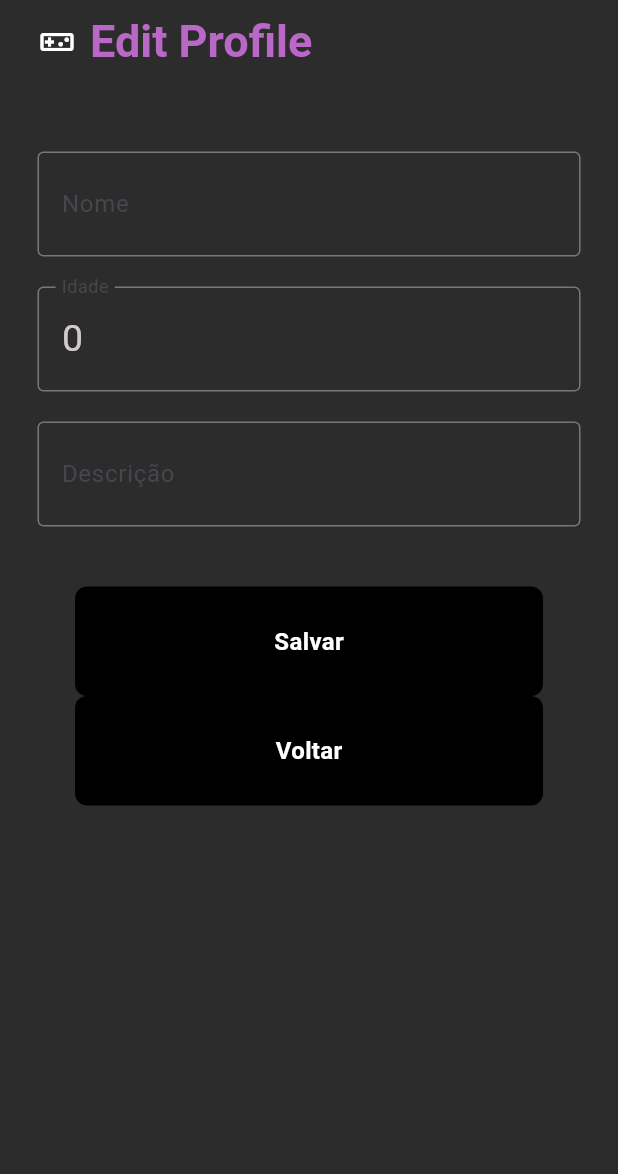
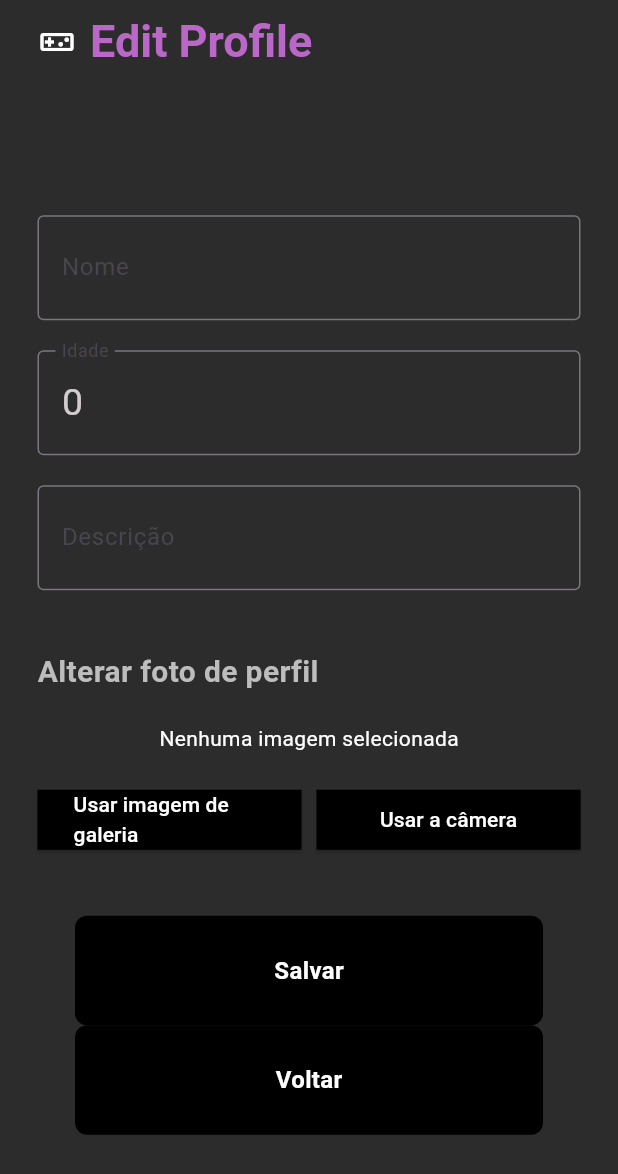
Before and after one commit to Vinezius/Gamelovers, a Flutter app: the EditPage screen opened directly, on a phone screen of 412 x 824 dp. Shown: the top 1174 px of the screen. Run offline on Flutter 3.47's test engine with Material 3 defaults, Android fonts, the phone set to English and light mode, and no system bars; our stand-ins replace cloud_firestore, firebase_auth, firebase_core, firebase_storage, google_fonts, image_picker and 1 more; accounts and stored records are empty; network calls fail.

Commit message:
Alteração da imagem de perfil permitindo ao usuario usar a camera do celular ou a galeria

```diff
--- a/lib/models/user.dart
+++ b/lib/models/user.dart
@@ -3,12 +3,14 @@ class Users {
   String name;
   String description;
   int years;
+  String? profileImageUrl; // Novo campo para a URL da imagem de perfil
 
   Users({
     this.uId,
     required this.name,
     required this.description,
     required this.years,
+    this.profileImageUrl, // Inicialize o campo
   });
 
   factory Users.fromMap(Map map) {
@@ -17,6 +19,7 @@ class Users {
       name: map['name'],
       description: map['description'],
       years: map['years'],
+      profileImageUrl: map['profileImageUrl'], // Obtenha o campo do mapa
     );
   }
 
@@ -26,6 +29,7 @@ class Users {
       'name': name,
       'description': description,
       'years': years,
+      'profileImageUrl': profileImageUrl, // Adicione o campo ao mapa
     };
   }
 }
--- a/lib/pages/edit_page.dart
+++ b/lib/pages/edit_page.dart
@@ -1,9 +1,16 @@
+// ignore_for_file: avoid_print
+
+import 'dart:io';
+
+import 'package:firebase_storage/firebase_storage.dart';
 import 'package:flutter/material.dart';
 import 'package:gamelovers/models/user.dart';
 import 'package:gamelovers/pages/components/button.dart';
 import 'package:gamelovers/pages/profile_page.dart';
 import 'package:gamelovers/pages/repository/user_repository.dart';
 import 'package:google_fonts/google_fonts.dart';
+import 'package:image_picker/image_picker.dart';
+import 'package:path/path.dart' as path;
 
 class EditPage extends StatefulWidget {
   const EditPage({super.key});
@@ -20,8 +27,8 @@ class _EditPageState extends State<EditPage> {
   TextEditingController descriptionController = TextEditingController();
 
   Users? user;
-
-  //bool loading = true;
+  File? _imageFile;
+  String? _uploadedFileURL;
 
   @override
   void initState() {
@@ -31,10 +38,55 @@ class _EditPageState extends State<EditPage> {
         nameController.text = user?.name ?? "";
         yearsController.text = '${user?.years ?? "Empty"}';
         descriptionController.text = user?.description ?? "";
-        //loading = false;
       });
     });
     super.initState();
+  }
+
+  Future<void> _pickImage(ImageSource source) async {
+    final picker = ImagePicker();
+    final pickedFile = await picker.pickImage(source: source);
+
+    if (pickedFile != null) {
+      setState(() {
+        _imageFile = File(pickedFile.path);
+      });
+    }
+  }
+Future<void> _uploadImage() async {
+  if (_imageFile == null) return;
+
+  String fileName = path.basename(_imageFile!.path);
+  Reference storageReference = FirebaseStorage.instance.ref().child('profiles/$fileName');
+
+  try {
+    UploadTask uploadTask = storageReference.putFile(_imageFile!);
+    TaskSnapshot snapshot = await uploadTask;
+
+    // Verifica se o upload foi concluído com sucesso
+    if (snapshot.state == TaskState.success) {
+      // Obtém a URL de download da imagem
+      String downloadURL = await storageReference.getDownloadURL();
+      print('URL do arquivo carregado: $downloadURL');
+
+      // Atualiza o campo profileImageUrl no Firestore
+      if (user != null) {
+        user!.profileImageUrl = downloadURL;
+        await userRepository.saveAll(user!); // Salva as alterações no Firestore
+        setState(() {
+          _uploadedFileURL = downloadURL;
+        });
+      } else {
+        print('Usuário não definido.');
+      }
+    } else {
+      print('Erro ao carregar imagem: Upload não concluído com sucesso.');
+    }
+  } on FirebaseException catch (e) {
+    print('Erro Firebase Storage: ${e.message}');
+  } catch (e) {
+    print('Erro ao fazer upload do arquivo: $e');
+  }
 }
 
   @override
@@ -60,13 +112,14 @@ class _EditPageState extends State<EditPage> {
                     color: Colors.purple.shade300,
                     fontWeight: FontWeight.bold,
                     fontSize: 30,
-                    )),
+                  ),
+                ),
               ),
             ],
           ),
-            )),
-        body: Column(children: [
-          Padding(
+        ),
+      ),
+      body: Padding(
         padding: const EdgeInsets.all(25),
         child: Form(
           key: _formKey,
@@ -80,48 +133,113 @@ class _EditPageState extends State<EditPage> {
                     controller: nameController,
                     style: const TextStyle(
                       fontSize: 25,
-                                color: Color.fromARGB(223, 233, 226, 226)),
+                      color: Color.fromARGB(223, 233, 226, 226),
+                    ),
                     decoration: const InputDecoration(
                       border: OutlineInputBorder(),
                       labelText: 'Nome',
-                            )),
+                    ),
+                  ),
                   const SizedBox(height: 20),
                   TextField(
                     controller: yearsController,
                     style: const TextStyle(
                       fontSize: 25,
-                                color: Color.fromARGB(223, 233, 226, 226)),
+                      color: Color.fromARGB(223, 233, 226, 226),
+                    ),
                     decoration: const InputDecoration(
                       border: OutlineInputBorder(),
                       labelText: 'Idade',
-                            )),
+                    ),
+                  ),
                   const SizedBox(height: 20),
                   TextField(
                     controller: descriptionController,
                     style: const TextStyle(
                       fontSize: 25,
-                                color: Color.fromARGB(223, 233, 226, 226)),
+                      color: Color.fromARGB(223, 233, 226, 226),
+                    ),
                     decoration: const InputDecoration(
                       border: OutlineInputBorder(),
                       labelText: 'Descrição',
-                            )),
+                    ),
+                  ),
+                  const SizedBox(height: 40),
+                  Align(
+                    alignment: Alignment.centerLeft,
+                    child: Text(
+                      'Alterar foto de perfil',
+                      style: TextStyle(
+                        fontSize: 20,
+                        fontWeight: FontWeight.bold,
+                        color: Colors.grey.shade400,
+                      ),
+                    ),
+                  ),
+                  const SizedBox(height: 20),
+                  _imageFile != null
+                      ? Image.file(
+                          _imageFile!,
+                          height: 150,
+                        )
+                      : const Text(
+                          'Nenhuma imagem selecionada',
+                          style: TextStyle(color: Colors.white),
+                        ),
+                  const SizedBox(height: 20),
+                  Row(
+                    mainAxisAlignment: MainAxisAlignment.spaceBetween,
+                    children: [
+                      Expanded(
+                        child: ElevatedButton(
+                          onPressed: () => _pickImage(ImageSource.gallery),
+                          style: ElevatedButton.styleFrom(
+                            backgroundColor: Colors.black, // Fundo preto
+                            foregroundColor: Colors.white, // Texto branco
+                            shape: RoundedRectangleBorder(
+                              borderRadius: BorderRadius.circular(0), // Bordas quadradas
+                            ),
+                          ),
+                          child: const Text('Usar imagem de galeria'),
+                        ),
+                      ),
+                      const SizedBox(width: 10),
+                      Expanded(
+                        child: ElevatedButton(
+                          onPressed: () => _pickImage(ImageSource.camera),
+                          style: ElevatedButton.styleFrom(
+                            backgroundColor: Colors.black, // Fundo preto
+                            foregroundColor: Colors.white, // Texto branco
+                            shape: RoundedRectangleBorder(
+                              borderRadius: BorderRadius.circular(0), // Bordas quadradas
+                            ),
+                          ),
+                          child: const Text('Usar a câmera'),
+                        ),
+                      ),
+                    ],
+                  ),
                   const SizedBox(height: 40),
                   CustomButton(
                     onTap: () async {
                       var textoName = nameController.text;
-                            int? textoYears =
-                                int.tryParse(yearsController.text);
+                      int? textoYears = int.tryParse(yearsController.text);
                       var textoDescription = descriptionController.text;
+
+                      if (_imageFile != null) {
+                        await _uploadImage();
+                        user!.profileImageUrl = _uploadedFileURL;
+                      }
 
                       user!.name = textoName;
                       user!.years = textoYears!;
                       user!.description = textoDescription;
                       await userRepository.saveAll(user!);
                       Navigator.pushReplacement(
-                              // ignore: use_build_context_synchronously
                         context,
                         MaterialPageRoute(
-                                  builder: (context) => const ProfilePage()),
+                          builder: (context) => const ProfilePage(),
+                        ),
                       );
                     },
                     textoBotao: "Salvar",
@@ -131,14 +249,18 @@ class _EditPageState extends State<EditPage> {
                       Navigator.pushReplacement(
                         context,
                         MaterialPageRoute(
-                                  builder: (context) => const ProfilePage()),
+                          builder: (context) => const ProfilePage(),
+                        ),
                       );
                     },
                     textoBotao: "Voltar",
                   ),
                 ],
               ),
-                  ))))
-        ]));
+            ),
+          ),
+        ),
+      ),
+    );
   }
 }
--- a/lib/pages/repository/user_repository.dart
+++ b/lib/pages/repository/user_repository.dart
@@ -27,19 +27,19 @@ class UserRepository {
     var result = await db.collection("users").doc(uId).get();
 
     if (result.exists) {
-      Map tmp = result.data() as Map;
+      Map<String, dynamic> tmp = result.data() as Map<String, dynamic>;
       tmp["uId"] = result.id;
 
       return Users.fromMap(tmp);
     } else {
-      var novouser = Users(uId: uId, name: "", description: "", years: 0);
+      var novouser = Users(uId: uId, name: "", description: "", years: 0, profileImageUrl: ""); // Incluir o novo campo profileImageUrl
       await result.reference.set(novouser.toMap());
 
       return novouser;
     }
   }
 
-  Future saveAll(Users user) async {
+  Future<void> saveAll(Users user) async {
     if (user.uId == null) {
       await db.collection("users").add(user.toMap());
     } else {
--- a/pubspec.yaml
+++ b/pubspec.yaml
@@ -42,6 +42,8 @@ dependencies:
   firebase_auth: ^4.3.0
   cloud_firestore: ^4.17.3
   provider: ^6.1.2
+  image_picker: ^1.1.2
+  firebase_storage: ^11.0.0
 
 dev_dependencies:
   flutter_test:
```
Also changed, not shown: lib/pages/profile_page.dart (+10 -3 lines), pubspec.lock, 5 other files. Lines whose indentation alone changed are shown as unchanged.
